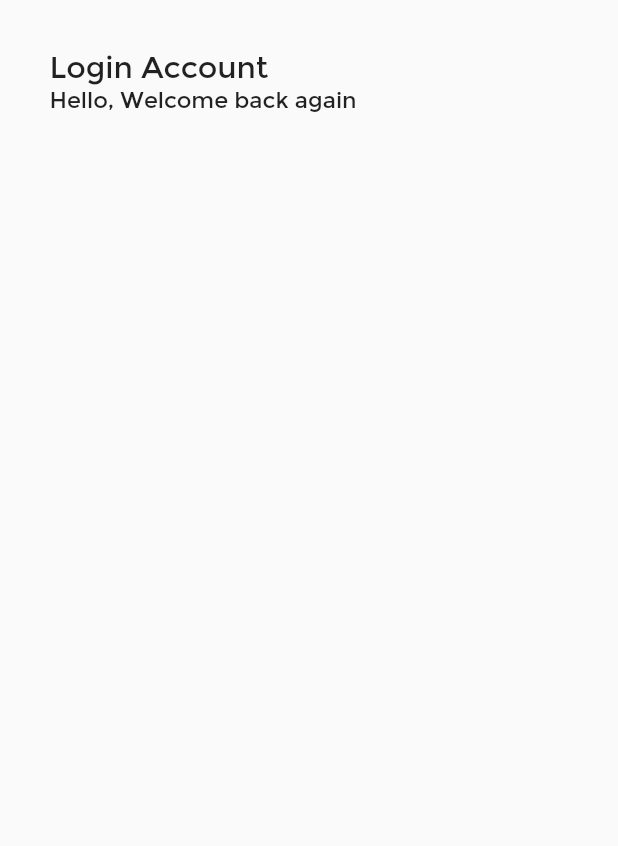
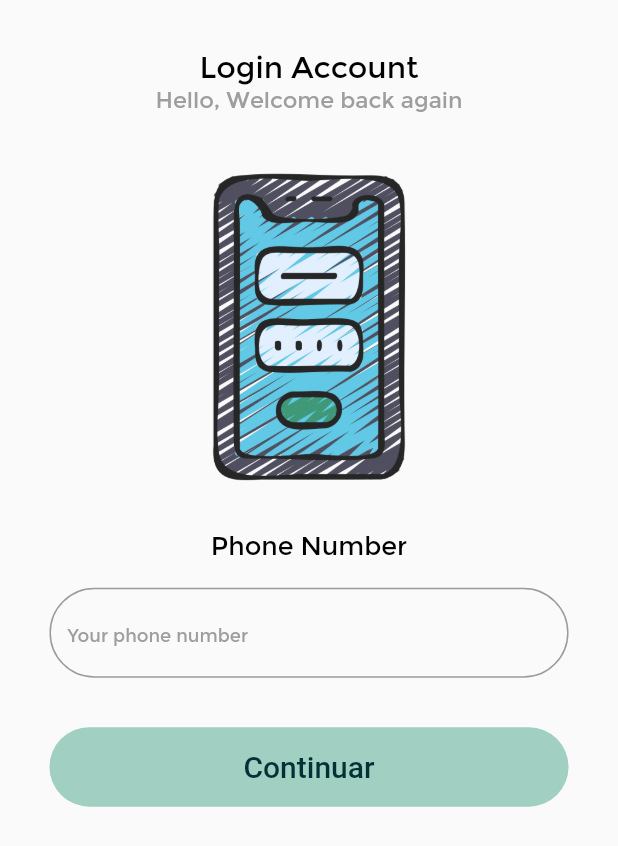
Before and after one commit to sakutox/technical-test-digital-exp-v2, a Flutter app: the screen it shows after launch, on a phone screen of 412 x 824 dp. Shown: the top 846 px of the screen. Run offline on Flutter 3.47's test engine with Material 2 defaults, Android fonts, the light colour scheme and no system bars; Roboto replaces fonts that are missing (AmazingSlabBold).

Commit message:
Main screen completed + routes file created + otp file created + firebase connection compelted + utils file created

```diff
--- a/technical_testv2/lib/main.dart
+++ b/technical_testv2/lib/main.dart
@@ -2,9 +2,11 @@ import 'package:flutter/material.dart';
 import 'package:flutter/services.dart';
 import 'package:provider/provider.dart';
 import 'package:technical_testv2/provider.dart';
+import 'package:technical_testv2/routes/routes.dart';
 import 'package:technical_testv2/screens/main_screen.dart';
 
 void main() {
+  WidgetsFlutterBinding.ensureInitialized();
   SystemChrome.setPreferredOrientations([DeviceOrientation.portraitUp]);
   SystemChrome.setEnabledSystemUIMode(SystemUiMode.immersive);
   runApp(MyApp());
@@ -16,6 +18,9 @@ class MyApp extends StatelessWidget {
     return MultiProvider(
       providers: [ChangeNotifierProvider(create: (context) => MyProvider())],
       child: MaterialApp(
+        debugShowCheckedModeBanner: false,
+        onGenerateRoute: RouteGenerator.generateRoute,
+        initialRoute: '/',
         title: 'Material App',
         home: const MainScreen(),
         theme: ThemeData(fontFamily: 'Montserrat'),
--- a/technical_testv2/lib/screens/main_screen.dart
+++ b/technical_testv2/lib/screens/main_screen.dart
@@ -1,36 +1,81 @@
 import 'package:flutter/material.dart';
+import 'package:technical_testv2/screens/otp.dart';
+import 'package:technical_testv2/utils/utils.dart';
 
 class MainScreen extends StatelessWidget {
   const MainScreen({Key? key}) : super(key: key);
 
   @override
   Widget build(BuildContext context) {
-    _styleText(double size) {
-      return TextStyle(fontSize: size);
-    }
-
     final topPart = SizedBox(
-      width: MediaQuery.of(context).size.width * 0.8,
-      height: MediaQuery.of(context).size.height * 0.2,
+      width: VariatedUtils.width(context) * 0.8,
+      height: VariatedUtils.height(context) * 0.1,
       child: Column(
-        crossAxisAlignment: CrossAxisAlignment.start,
+        // crossAxisAlignment: CrossAxisAlignment.start,
         children: [
           Text(
             "Login Account",
-            style: _styleText(20),
+            style: VariatedUtils.textStyleUtil(20, Colors.black),
           ),
-          Text("Hello, Welcome back again", style: _styleText(15)),
+          Text("Hello, Welcome back again",
+              style: VariatedUtils.textStyleUtil(15, Colors.grey)),
         ],
       ),
     );
 
+    final phoneBox = TextField(
+        keyboardType: TextInputType.phone,
+        decoration: VariatedUtils.inputDecorationUtil("Your phone number"));
+
+    // ignore: sized_box_for_whitespace
+    final iconDecoration = Center(
+        child: SizedBox(
+            height: VariatedUtils.height(context) * 0.25,
+            child: Image.asset('assets/images/signup.png')));
+
+    final textPhoneNumber = Container(
+      padding: EdgeInsets.only(
+          bottom: VariatedUtils.height(context) * 0.02,
+          top: VariatedUtils.height(context) * 0.04),
+      child: Text("Phone Number",
+          style: VariatedUtils.textStyleUtil(17, Colors.black)),
+    );
+
+    final optButton = Material(
+      borderRadius: BorderRadius.circular(50),
+      color: const Color(0xffa1cfc2),
+      child: MaterialButton(
+        padding: const EdgeInsets.fromLTRB(20, 15, 20, 15),
+        minWidth: VariatedUtils.width(context),
+        onPressed: () {
+          Navigator.of(context).pushNamed('/otp_screen');
+        },
+        child: const Text(
+          "Continuar",
+          textAlign: TextAlign.center,
+          style: TextStyle(
+              fontSize: 20,
+              color: Color(0XFF033236),
+              fontFamily: 'AmazingSlabBold'),
+        ),
+      ),
+    );
+
     return Scaffold(
-        body: Container(
-      padding: EdgeInsets.all(MediaQuery.of(context).size.width * 0.08),
-      child: Column(
-        children: [
-          topPart,
-        ],
+        body: SingleChildScrollView(
+      child: Container(
+        padding: EdgeInsets.all(VariatedUtils.width(context) * 0.08),
+        child: Column(
+          children: [
+            topPart,
+            iconDecoration,
+            textPhoneNumber,
+            phoneBox,
+            VariatedUtils.personalizedSizedBox(
+                VariatedUtils.width(context) * 0.08),
+            optButton
+          ],
+        ),
       ),
     ));
   }
--- /dev/null
+++ b/technical_testv2/lib/utils/utils.dart
@@ -0,0 +1,30 @@
+import 'package:flutter/material.dart';
+
+class VariatedUtils {
+
+  static height(BuildContext context){
+    return MediaQuery.of(context).size.height;
+  }
+
+  static width(BuildContext context){
+    return MediaQuery.of(context).size.width;
+  }
+
+  static textStyleUtil(double size, Color color) {
+    return TextStyle(fontFamily: 'Montserrat', fontSize: size, color: color);
+  }
+
+  static inputDecorationUtil(String etiqueta) {
+    return InputDecoration(
+        floatingLabelAlignment: FloatingLabelAlignment.center,
+        hintText: etiqueta,
+        hintStyle: textStyleUtil(12, Colors.grey),
+        border: OutlineInputBorder(borderRadius: BorderRadius.circular(50)));
+  }
+
+  static personalizedSizedBox(double height) {
+    return SizedBox(
+      height: height,
+    );
+  }
+}
--- a/technical_testv2/pubspec.yaml
+++ b/technical_testv2/pubspec.yaml
@@ -35,6 +35,7 @@ dependencies:
   # Use with the CupertinoIcons class for iOS style icons.
   cupertino_icons: ^1.0.2
   provider: ^6.0.3
+  flutter_verification_code: ^1.1.3
 
 dev_dependencies:
   flutter_test:
@@ -59,8 +60,8 @@ flutter:
   uses-material-design: true
 
   # To add assets to your application, add an assets section, like this:
-  # assets:
-  #   - images/a_dot_burr.jpeg
+  assets:
+    - assets/images/signup.png
   #   - images/a_dot_ham.jpeg
 
   # An image asset can refer to one or more resolution-specific "variants", see
```
Also changed, not shown: technical_testv2/lib/routes/routes.dart (added, +32 -0 lines), technical_testv2/lib/screens/otp.dart (added, +76 -0 lines), technical_testv2/assets/images/signup.png (added), technical_testv2/pubspec.lock, 3 other files.
